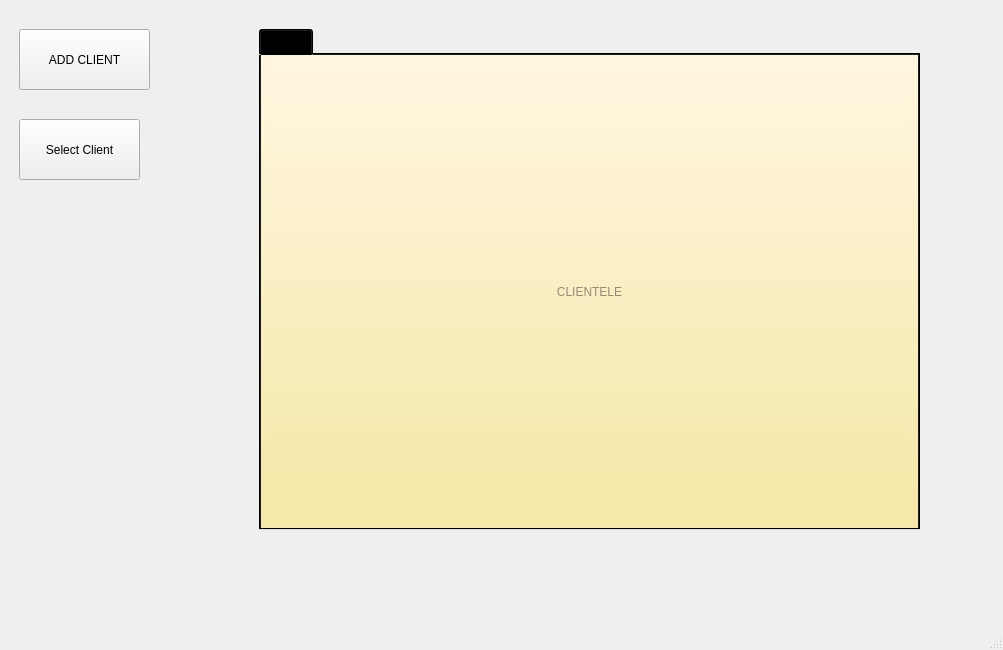
NolanTaylor/a8-edu-game, file iRestMyCase/mainwindow.ui: the form before one commit.
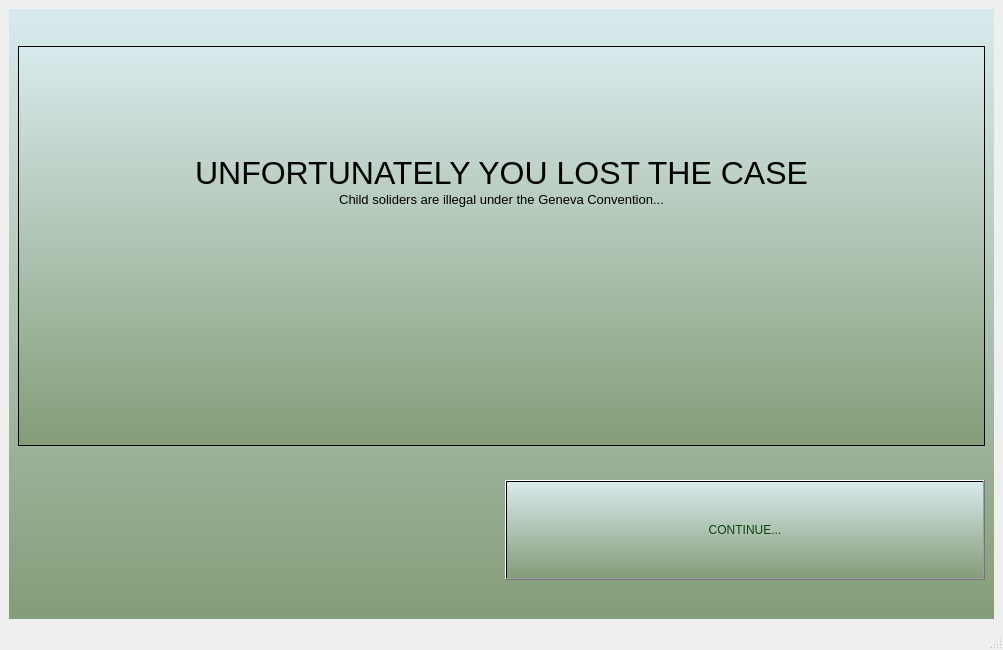
The form after the commit. The open tabs and pages were chosen to show the change. Icons and pictures are not drawn. Custom widgets are drawn as their Qt base class.

Commit message: added end screen

Diff of the .ui file:
```diff
--- a/iRestMyCase/mainwindow.ui
+++ b/iRestMyCase/mainwindow.ui
@@ -17,6 +17,9 @@
    <layout class="QVBoxLayout" name="verticalLayout_2">
     <item>
      <widget class="QStackedWidget" name="screens">
+      <property name="styleSheet">
+       <string notr="true"/>
+      </property>
       <property name="currentIndex">
        <number>1</number>
       </property>
@@ -454,6 +457,59 @@
         </item>
        </layout>
       </widget>
+      <widget class="QWidget" name="screenpage5">
+       <property name="styleSheet">
+        <string notr="true">background-color: qlineargradient(spread:pad, x1:1, y1:1, x2:1, y2:0, stop:0 rgba(133, 156, 120, 255), stop:1 rgba(216, 234, 236, 255));</string>
+       </property>
+       <layout class="QGridLayout" name="gridLayout_4">
+        <item row="1" column="1">
+         <widget class="QPushButton" name="continue_pushButton">
+          <property name="minimumSize">
+           <size>
+            <width>0</width>
+            <height>100</height>
+           </size>
+          </property>
+          <property name="styleSheet">
+           <string notr="true">font: 700 15pt &quot;Courier&quot;;
+color: rgb(12, 65, 16);</string>
+          </property>
+          <property name="text">
+           <string>CONTINUE...</string>
+          </property>
+         </widget>
+        </item>
+        <item row="0" column="0" colspan="2">
+         <widget class="QTextBrowser" name="textBrowser">
+          <property name="maximumSize">
+           <size>
+            <width>16777215</width>
+            <height>400</height>
+           </size>
+          </property>
+          <property name="frameShadow">
+           <enum>QFrame::Sunken</enum>
+          </property>
+          <property name="html">
+           <string>&lt;!DOCTYPE HTML PUBLIC &quot;-//W3C//DTD HTML 4.0//EN&quot; &quot;http://www.w3.org/TR/REC-html40/strict.dtd&quot;&gt;
+&lt;html&gt;&lt;head&gt;&lt;meta name=&quot;qrichtext&quot; content=&quot;1&quot; /&gt;&lt;meta charset=&quot;utf-8&quot; /&gt;&lt;style type=&quot;text/css&quot;&gt;
+p, li { white-space: pre-wrap; }
+hr { height: 1px; border-width: 0; }
+li.unchecked::marker { content: &quot;\2610&quot;; }
+li.checked::marker { content: &quot;\2612&quot;; }
+&lt;/style&gt;&lt;/head&gt;&lt;body style=&quot; font-family:'Segoe UI'; font-size:9pt; font-weight:400; font-style:normal;&quot;&gt;
+&lt;p align=&quot;center&quot; style=&quot;-qt-paragraph-type:empty; margin-top:0px; margin-bottom:0px; margin-left:0px; margin-right:0px; -qt-block-indent:0; text-indent:0px;&quot;&gt;&lt;br /&gt;&lt;/p&gt;
+&lt;p align=&quot;center&quot; style=&quot;-qt-paragraph-type:empty; margin-top:0px; margin-bottom:0px; margin-left:0px; margin-right:0px; -qt-block-indent:0; text-indent:0px;&quot;&gt;&lt;br /&gt;&lt;/p&gt;
+&lt;p align=&quot;center&quot; style=&quot;-qt-paragraph-type:empty; margin-top:0px; margin-bottom:0px; margin-left:0px; margin-right:0px; -qt-block-indent:0; text-indent:0px; font-family:'Courier'; font-size:25pt;&quot;&gt;&lt;br /&gt;&lt;/p&gt;
+&lt;p align=&quot;center&quot; style=&quot;-qt-paragraph-type:empty; margin-top:0px; margin-bottom:0px; margin-left:0px; margin-right:0px; -qt-block-indent:0; text-indent:0px; font-family:'Courier'; font-size:25pt;&quot;&gt;&lt;br /&gt;&lt;/p&gt;
+&lt;p align=&quot;center&quot; style=&quot; margin-top:0px; margin-bottom:0px; margin-left:0px; margin-right:0px; -qt-block-indent:0; text-indent:0px;&quot;&gt;&lt;span style=&quot; font-family:'Courier'; font-size:24pt;&quot;&gt;UNFORTUNATELY YOU LOST THE CASE&lt;/span&gt;&lt;/p&gt;
+&lt;p align=&quot;center&quot; style=&quot; margin-top:0px; margin-bottom:0px; margin-left:0px; margin-right:0px; -qt-block-indent:0; text-indent:0px;&quot;&gt;&lt;span style=&quot; font-family:'Courier'; font-size:10pt;&quot;&gt;Child soliders are illegal under the Geneva Convention...&lt;/span&gt;&lt;/p&gt;
+&lt;p align=&quot;center&quot; style=&quot;-qt-paragraph-type:empty; margin-top:0px; margin-bottom:0px; margin-left:0px; margin-right:0px; -qt-block-indent:0; text-indent:0px; font-family:'Courier'; font-size:24pt;&quot;&gt;&lt;br /&gt;&lt;/p&gt;&lt;/body&gt;&lt;/html&gt;</string>
+          </property>
+         </widget>
+        </item>
+       </layout>
+      </widget>
      </widget>
     </item>
    </layout>
```
Left out of the diff: 4 changed lines with no effect on the pictures. The commit also changes 6 other files.
